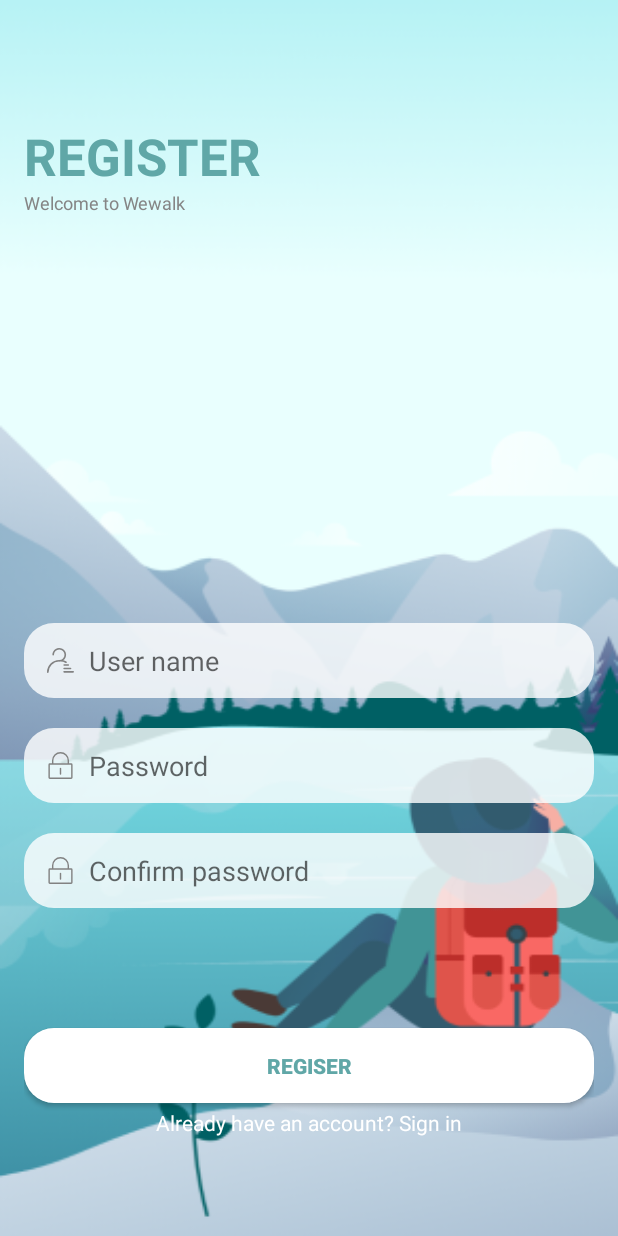
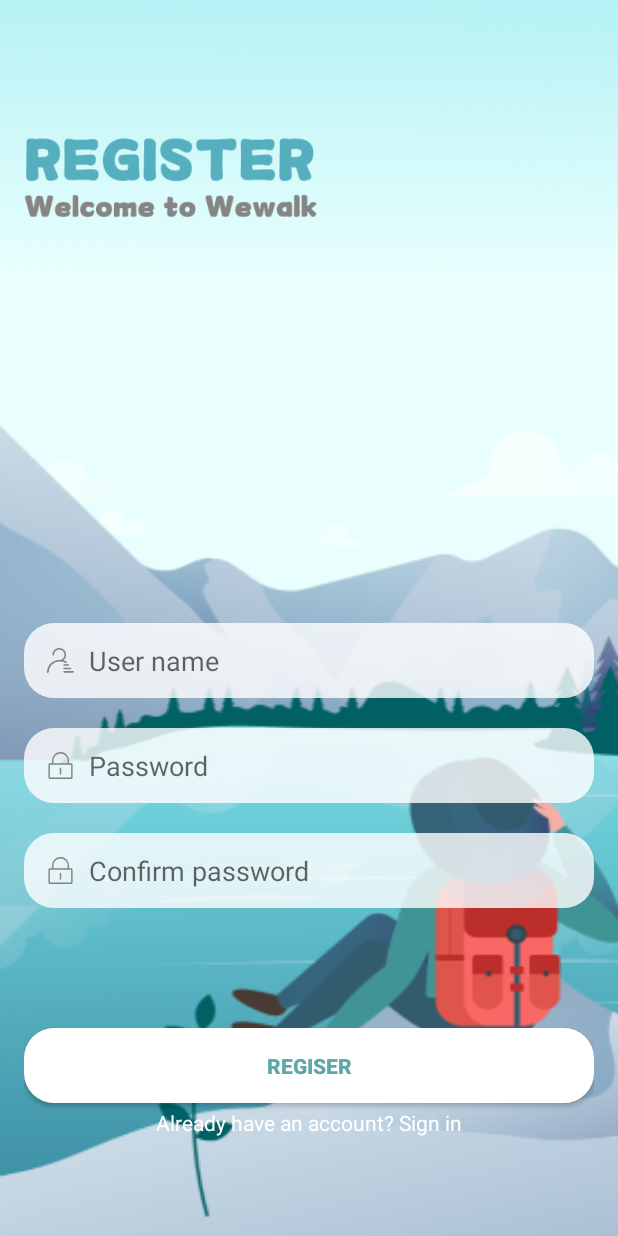
Before and after one commit to paul726/Wewalk, an Android app: the RegisterActivity screen opened directly, with no data from a screen before it, on a phone screen of 412 x 824 dp. Run offline under Robolectric (Android 15) with nearby library versions, the phone set to English and light mode, and no system bars.

```diff
--- a/app/src/main/res/font/font.xml
+++ /dev/null
@@ -1,6 +0,0 @@
-<?xml version="1.0" encoding="utf-8"?>
-<font-family xmlns:android="http://schemas.android.com/apk/res/android">
-    <font
-        android:font="@font/myfont"
-        android:fontStyle="normal" />
-</font-family>
--- a/app/src/main/res/layout/activity_register.xml
+++ b/app/src/main/res/layout/activity_register.xml
@@ -6,54 +6,48 @@
     android:background="@mipmap/register_backg"
     android:padding="16dp">
 
-    <androidx.appcompat.widget.AppCompatTextView
+    <ImageView
         android:id="@+id/tvTitle"
         android:layout_width="wrap_content"
         android:layout_height="wrap_content"
-        android:text="REGISTER"
-        android:textStyle="bold"
-        android:textColor="#ff60a7a7"
-        android:textSize="34sp"
+        android:layout_marginTop="65dp"
+        android:src="@mipmap/ic_zhuce"
         app:layout_constraintStart_toStartOf="parent"
-        app:layout_constraintTop_toTopOf="parent"
-        android:layout_marginTop="65dp"/>
+        app:layout_constraintTop_toTopOf="parent" />
 
-    <androidx.appcompat.widget.AppCompatTextView
+    <ImageView
         android:layout_width="wrap_content"
         android:layout_height="wrap_content"
-        android:text="Welcome to Wewalk"
-        android:textColor="#ff858585"
-        android:textSize="12sp"
-        app:layout_constraintTop_toBottomOf="@id/tvTitle"
+        android:src="@mipmap/ic_huanying"
         app:layout_constraintStart_toStartOf="@id/tvTitle"
-        />
+        app:layout_constraintTop_toBottomOf="@id/tvTitle" />
 
     <EditText
         android:id="@+id/etUsername"
         android:layout_width="match_parent"
         android:layout_height="50dp"
-        android:hint="@string/username"
+        android:layout_marginTop="24dp"
         android:layout_marginBottom="20dp"
-        android:layout_marginTop="24dp"
+        android:background="@drawable/input_background"
         android:drawableStart="@drawable/ic_user"
         android:drawablePadding="10dp"
+        android:hint="@string/username"
         android:paddingStart="15dp"
-        android:background="@drawable/input_background"
-        app:layout_constraintBottom_toTopOf="@id/etPassword"/>
+        app:layout_constraintBottom_toTopOf="@id/etPassword" />
 
 
     <EditText
         android:id="@+id/etPassword"
         android:layout_width="match_parent"
         android:layout_height="50dp"
-        android:hint="@string/password"
+        android:layout_marginTop="16dp"
+        android:layout_marginBottom="20dp"
+        android:background="@drawable/input_background"
         android:drawableStart="@drawable/ic_password"
         android:drawablePadding="10dp"
+        android:hint="@string/password"
+        android:inputType="textPassword"
         android:paddingStart="15dp"
-        android:background="@drawable/input_background"
-        android:inputType="textPassword"
-        android:layout_marginTop="16dp"
-        android:layout_marginBottom="20dp"
         app:layout_constraintBottom_toTopOf="@id/etConfirmPassword"
         app:passwordToggleEnabled="true" />
 
@@ -61,26 +55,26 @@
         android:id="@+id/etConfirmPassword"
         android:layout_width="match_parent"
         android:layout_height="50dp"
-        android:hint="Confirm password"
+        android:layout_marginTop="16dp"
+        android:layout_marginBottom="80dp"
+        android:background="@drawable/input_background"
         android:drawableStart="@drawable/ic_password"
         android:drawablePadding="10dp"
+        android:hint="Confirm password"
+        android:inputType="textPassword"
         android:paddingStart="15dp"
-        android:background="@drawable/input_background"
-        android:inputType="textPassword"
-        android:layout_marginTop="16dp"
         app:layout_constraintBottom_toTopOf="@id/btnSubmit"
-        app:passwordToggleEnabled="true"
-        android:layout_marginBottom="80dp"/>
+        app:passwordToggleEnabled="true" />
 
     <androidx.appcompat.widget.AppCompatButton
         android:id="@+id/btnSubmit"
         android:layout_width="match_parent"
         android:layout_height="50dp"
+        android:layout_marginTop="24dp"
         android:layout_marginBottom="3dp"
-        android:layout_marginTop="24dp"
         android:background="@drawable/white_bg"
+        android:text="Regiser"
         android:textColor="#60A7A7"
-        android:text="Regiser"
         android:textStyle="bold"
         app:layout_constraintBottom_toTopOf="@id/tvToggle" />
 
@@ -89,11 +83,11 @@
         android:layout_width="wrap_content"
         android:layout_height="wrap_content"
         android:layout_marginTop="16dp"
+        android:layout_marginBottom="50dp"
         android:text="Already have an account? Sign in"
         android:textColor="@color/white"
+        app:layout_constraintBottom_toBottomOf="parent"
         app:layout_constraintEnd_toEndOf="parent"
-        app:layout_constraintStart_toStartOf="parent"
-        app:layout_constraintBottom_toBottomOf="parent"
-        android:layout_marginBottom="50dp"/>
+        app:layout_constraintStart_toStartOf="parent" />
 
 </androidx.constraintlayout.widget.ConstraintLayout>
```
Also changed, not shown: app/src/main/res/layout/activity_login.xml (+4 -9 lines), app/src/main/res/mipmap-xhdpi/ic_denglu.webp (added), app/src/main/res/mipmap-xhdpi/ic_huanying.webp (added), app/src/main/res/mipmap-xhdpi/ic_zhuce.webp (added).
